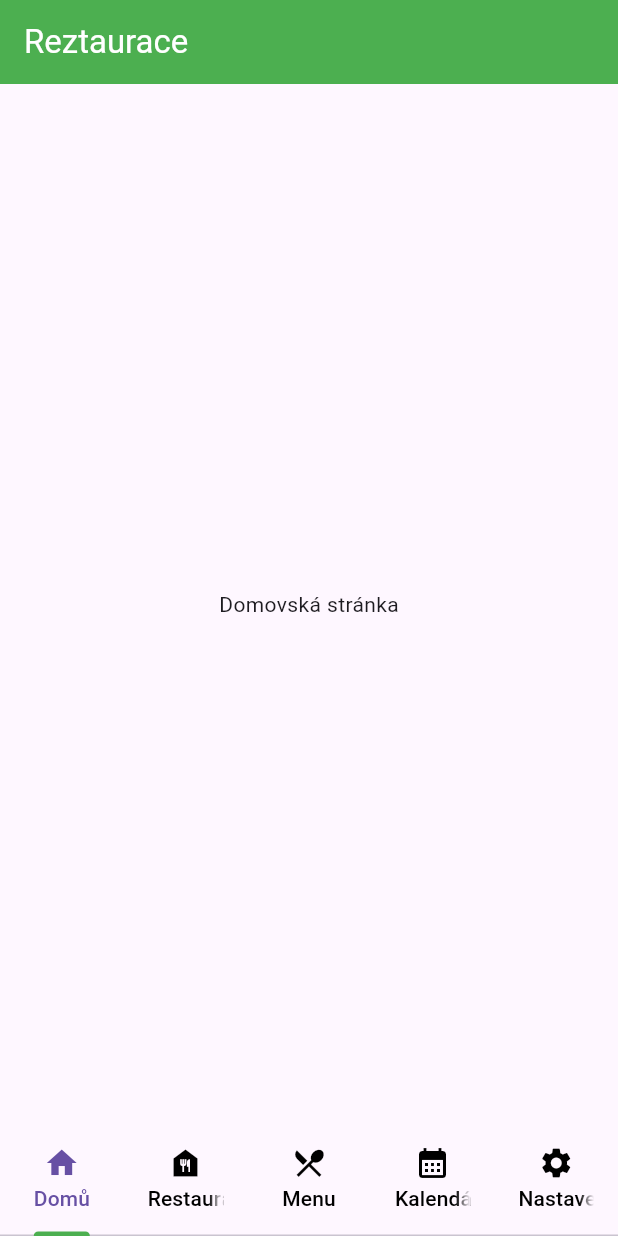
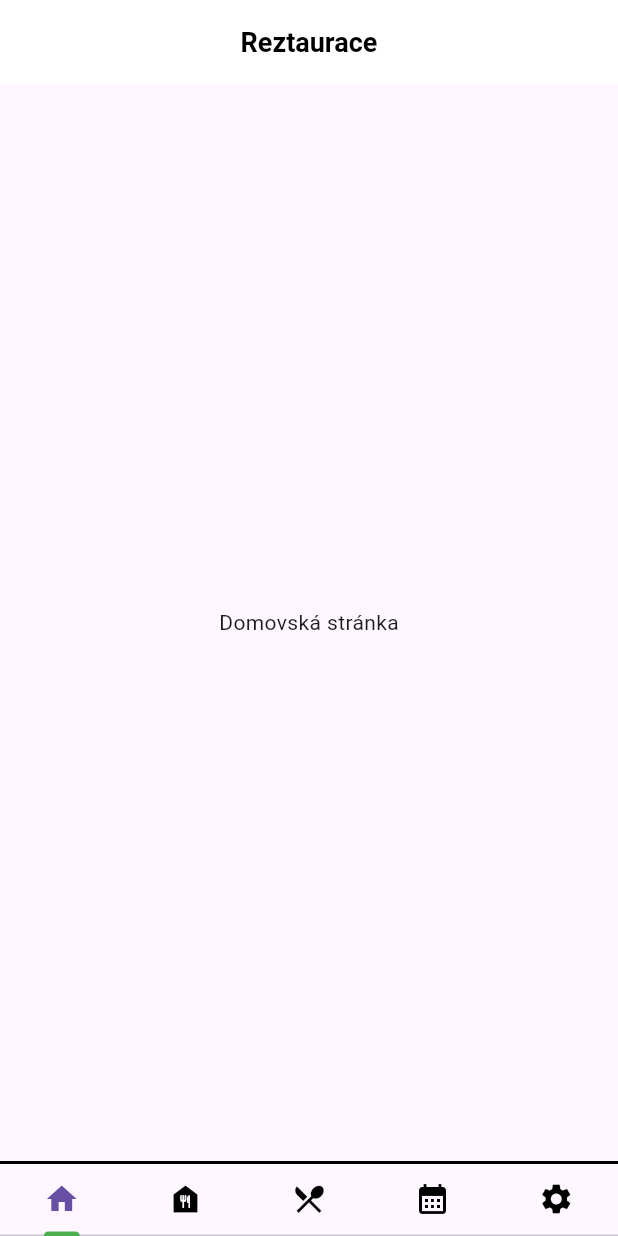
Before and after one commit to Hermedita/AP5PM_Rezervace, a Flutter app: the screen it shows after launch, on a phone screen of 412 x 824 dp. Run offline on Flutter 3.47's test engine with Material 3 defaults, Android fonts, the phone set to English and light mode, and no system bars; statements that could not run were skipped.

Commit message:
AppBar přidán do metody pro lepší čitelnost + přidán border nad navbar

```diff
--- a/Reztaurace/lib/main.dart
+++ b/Reztaurace/lib/main.dart
@@ -11,6 +11,7 @@ class MyApp extends StatelessWidget {
   @override
   Widget build(BuildContext context) {
     return const MaterialApp(
+      debugShowCheckedModeBanner: false, //Vypnuti debug banneru, pri vytvoreni apk bude automaticky false
       title: "Reztaurace",
       home: TabManager(),
     );
--- a/Reztaurace/lib/tabs/tab_manager.dart
+++ b/Reztaurace/lib/tabs/tab_manager.dart
@@ -1,5 +1,4 @@
 import 'package:flutter/material.dart';
-import 'package:permission_handler/permission_handler.dart';
 import 'tab1_home.dart';
 import 'tab2_map.dart';
 import 'tab3_menu.dart';
@@ -12,29 +11,35 @@ class TabManager extends StatelessWidget{
   @override
   Widget build(BuildContext context) {
     return MaterialApp(
+        debugShowCheckedModeBanner: false,
         home: DefaultTabController(
           length: 5,
           child: Scaffold(
-            appBar: AppBar(
-              foregroundColor: Colors.white,
-              title: const Text('Reztaurace'),
-              backgroundColor: Colors.green,
-            ),
-            bottomNavigationBar: TabBar(
-                indicatorColor: Colors.green,
-                unselectedLabelColor: Colors.black,
-                tabs: [
-                  Tab(icon: Icon(Icons.home), text: "Domů",),
-                  Tab(icon: Icon(Icons.food_bank), text: "Restaurace",),
-                  Tab(icon: Icon(Icons.local_restaurant), text: "Menu",),
-                  Tab(icon: Icon(Icons.calendar_month), text: "Kalendář",),
-                  Tab(icon: Icon(Icons.settings), text: "Nastavení",)
-                ]
+            appBar: appBar(),
+            bottomNavigationBar: Container(
+              decoration: BoxDecoration( //Nastaveni border nad navigation barem
+                border: Border(
+                  top: BorderSide(
+                    color: Colors.black, width: 2
+                  )
+                )
+              ),
+              child: TabBar(
+                  indicatorColor: Colors.green,
+                  unselectedLabelColor: Colors.black,
+                  tabs: [
+                    Tab(icon: Icon(Icons.home)),
+                    Tab(icon: Icon(Icons.food_bank)),
+                    Tab(icon: Icon(Icons.local_restaurant)),
+                    Tab(icon: Icon(Icons.calendar_month)),
+                    Tab(icon: Icon(Icons.settings))
+                  ]
+              ),
             ),
             body: const TabBarView(
               children: [
                 Home(),
-                Restaurace(),
+                MapaRestauraci(),
                 Menu(),
                 Kalendar(),
                 Nastaveni()
@@ -45,3 +50,19 @@ class TabManager extends StatelessWidget{
     );
   }
 }
+
+AppBar appBar() {
+    return AppBar(
+      title: const Text(
+        'Reztaurace',
+        style: TextStyle(
+          color: Colors.black,
+          fontSize: 18,
+          fontWeight: FontWeight.bold
+        ),
+      ),
+      centerTitle: true,
+      elevation: 0.0,
+      backgroundColor: Colors.white,
+    );
+  }
```
